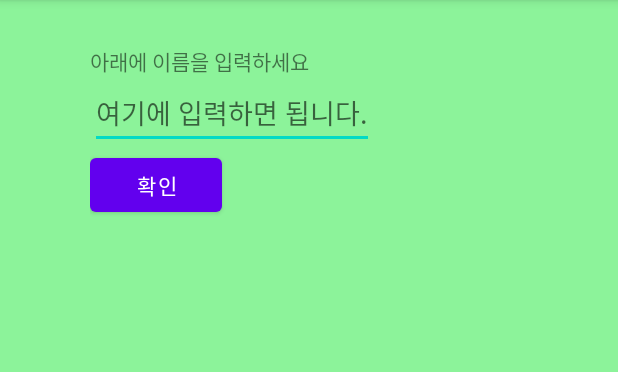
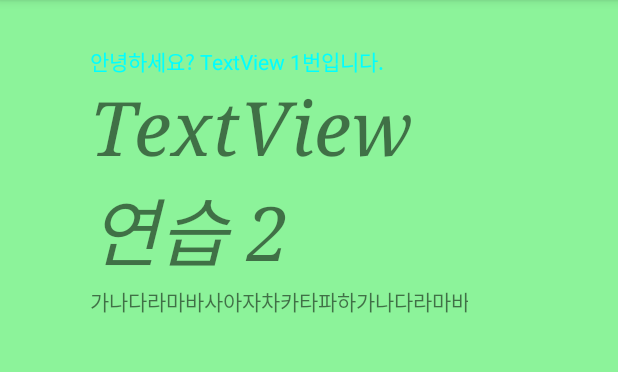
Before and after one commit to wakebro/android_practice, an Android app: the screen it shows after launch (MainActivity), on a phone screen of 412 x 824 dp, the part 84-456 px from its top. Run offline under Robolectric (Android 15) with nearby library versions, the phone set to English and light mode, and no system bars.

Commit message:
20211019_안드로이드 위젯

```diff
--- a/widgetprj/app/src/main/java/com/ict/widgetprj/MainActivity.java
+++ b/widgetprj/app/src/main/java/com/ict/widgetprj/MainActivity.java
@@ -2,13 +2,36 @@ package com.ict.widgetprj;
 
 import androidx.appcompat.app.AppCompatActivity;
 
+import android.graphics.Color;
+import android.graphics.Typeface;
 import android.os.Bundle;
+import android.widget.TextView;
 
 public class MainActivity extends AppCompatActivity {
+    TextView tv1, tv2, tv3;
 
     @Override
     protected void onCreate(Bundle savedInstanceState) {
         super.onCreate(savedInstanceState);
         setContentView(R.layout.activity_main);
+
+        tv1 = (TextView) findViewById(R.id.textView1);
+        tv2 = (TextView) findViewById(R.id.textView2);
+        tv3 = (TextView) findViewById(R.id.textView3);
+
+        // TextView1의 문장 변경
+        tv1.setText("안녕하세요? TextView 1번입니다.");
+        tv1.setTextColor(Color.CYAN);
+
+        // TextView2의 글씨 크기를 크게 설정
+        // 글꼴은 Serif, 스타일은 italic
+        tv2.setTextSize(50);
+        tv2.setTypeface(Typeface.SERIF, Typeface.ITALIC);
+
+        // TextView3의 문장을 100글자 이상으로 설정
+        // singleLine
+        tv3.setText("가나다라마바사아자차카타파하가나다라마바사아자차카타파하가나다라마바사아자차카타파하가나다라마바사아자차카타파하가나다라마바사아자차카타파하");
+        tv3.setSingleLine();
+
     }
 }
--- a/widgetprj/app/src/main/res/layout/activity_main.xml
+++ b/widgetprj/app/src/main/res/layout/activity_main.xml
@@ -55,18 +55,20 @@
         android:layout_width="wrap_content"
         android:layout_height="wrap_content"
         app:backgroundTint="#D34F4F" />
--->
+
 
     <TextView
         android:id="@+id/textView"
         android:layout_width="wrap_content"
         android:layout_height="wrap_content"
+        android:layout_margin="20dp"
         android:text="아래에 이름을 입력하세요" />
 
     <EditText
         android:id="@+id/editText"
         android:layout_width="wrap_content"
         android:layout_height="wrap_content"
+        android:layout_margin="20dp"
         android:hint="여기에 입력하면 됩니다."
         app:layout_constraintTop_toBottomOf="@+id/textView"
         tools:layout_editor_absoluteX="0dp" />
@@ -74,7 +76,146 @@
     <Button
         android:layout_width="wrap_content"
         android:layout_height="wrap_content"
+        android:layout_margin="20dp"
+        android:layout_marginTop="16dp"
         android:text="확인"
         app:layout_constraintTop_toBottomOf="@+id/editText"
-        tools:layout_editor_absoluteX="7dp" />
+        tools:layout_editor_absoluteX="5dp" />
+    -
+
+    <Button
+        android:id="@+id/button3"
+        android:layout_width="match_parent"
+        android:layout_height="wrap_content"
+        android:text="버튼 1"
+        tools:layout_editor_absoluteX="7dp"
+        tools:layout_editor_absoluteY="16dp" />
+
+    <Button
+        android:id="@+id/button4"
+        android:layout_width="match_parent"
+        android:layout_height="wrap_content"
+        android:layout_marginTop="8dp"
+        android:text="버튼 2"
+        android:visibility="invisible"
+        app:layout_constraintTop_toBottomOf="@+id/button3"
+        tools:layout_editor_absoluteX="3dp" />
+    <Button
+        android:id="@+id/button5"
+        android:layout_width="match_parent"
+        android:layout_height="wrap_content"
+        android:text="버튼 3"
+        app:layout_constraintTop_toBottomOf="@+id/button4"
+        tools:layout_editor_absoluteX="4dp" />
+    <Button
+        android:id="@+id/button6"
+        android:layout_width="match_parent"
+        android:layout_height="wrap_content"
+        android:layout_marginTop="8dp"
+        android:text="버튼 4"
+        android:visibility="gone"
+        app:layout_constraintTop_toBottomOf="@+id/button5"
+        tools:layout_editor_absoluteX="2dp" />
+    <Button
+        android:layout_width="match_parent"
+        android:layout_height="wrap_content"
+        android:text="버튼 5"
+        app:layout_constraintTop_toBottomOf="@+id/button6"
+        tools:layout_editor_absoluteX="2dp" />
+
+    <Button
+        android:id="@+id/button8"
+        android:layout_width="match_parent"
+        android:layout_height="wrap_content"
+        android:text="버튼 1" />
+
+    <Button
+        android:id="@+id/button9"
+        android:layout_width="match_parent"
+        android:layout_height="wrap_content"
+        android:enabled="false"
+        android:text="버튼 2"
+        app:layout_constraintTop_toBottomOf="@+id/button8"
+        tools:layout_editor_absoluteX="50dp" />
+
+    <Button
+        android:layout_width="match_parent"
+        android:layout_height="wrap_content"
+        android:text="버튼 3"
+        android:clickable="false"
+        app:layout_constraintTop_toBottomOf="@+id/button9"
+        tools:layout_editor_absoluteX="71dp" />
+
+
+    <TextView
+        android:id="@+id/textView2"
+        android:layout_width="wrap_content"
+        android:layout_height="wrap_content"
+        android:text="1번 텍스트뷰"
+        android:textSize="50dp" />
+
+    <TextView
+        android:id="@+id/textView3"
+        android:layout_width="wrap_content"
+        android:layout_height="wrap_content"
+        android:layout_marginTop="16dp"
+        android:text="2번 텍스트뷰"
+        android:textSize="30dp"
+        android:textColor="#EC00E0"
+        app:layout_constraintTop_toBottomOf="@+id/textView2"
+        tools:layout_editor_absoluteX="0dp" />
+
+    <TextView
+        android:id="@+id/textView4"
+        android:layout_width="wrap_content"
+        android:layout_height="wrap_content"
+        android:layout_marginTop="4dp"
+        android:text="3번 텍스트뷰"
+        android:textSize="30dp"
+        android:textStyle="italic|bold"
+        app:layout_constraintTop_toBottomOf="@+id/textView3"
+        tools:layout_editor_absoluteX="0dp" />
+
+    <TextView
+        android:id="@+id/textView5"
+        android:layout_width="wrap_content"
+        android:layout_height="wrap_content"
+        android:layout_marginTop="4dp"
+        android:text="4번 텍스트뷰"
+        android:textSize="30dp"
+        android:typeface="serif"
+        app:layout_constraintTop_toBottomOf="@+id/textView4"
+        tools:layout_editor_absoluteX="1dp" />
+
+    <TextView
+        android:layout_width="wrap_content"
+        android:layout_height="wrap_content"
+        android:text="5번 텍스트뷰5번 텍스트뷰5번 텍스트뷰5번 텍스트뷰"
+        android:textSize="30dp"
+        android:singleLine="true"
+        app:layout_constraintTop_toBottomOf="@+id/textView5"
+        tools:layout_editor_absoluteX="3dp" />
+    -->
+    <TextView
+        android:layout_width="wrap_content"
+        android:layout_height="wrap_content"
+        android:text="TextView 연습 1"
+        android:id="@+id/textView1"/>
+
+    <TextView
+        android:id="@+id/textView2"
+        android:layout_width="wrap_content"
+        android:layout_height="wrap_content"
+        android:text="TextView 연습 2"
+        app:layout_constraintTop_toBottomOf="@+id/textView1"
+        tools:layout_editor_absoluteX="0dp" />
+
+    <TextView
+        android:id="@+id/textView3"
+        android:layout_width="wrap_content"
+        android:layout_height="wrap_content"
+        android:text="TextView 연습 3"
+        app:layout_constraintTop_toBottomOf="@+id/textView2"
+        tools:layout_editor_absoluteX="0dp" />
+
 </androidx.constraintlayout.widget.ConstraintLayout>
```
